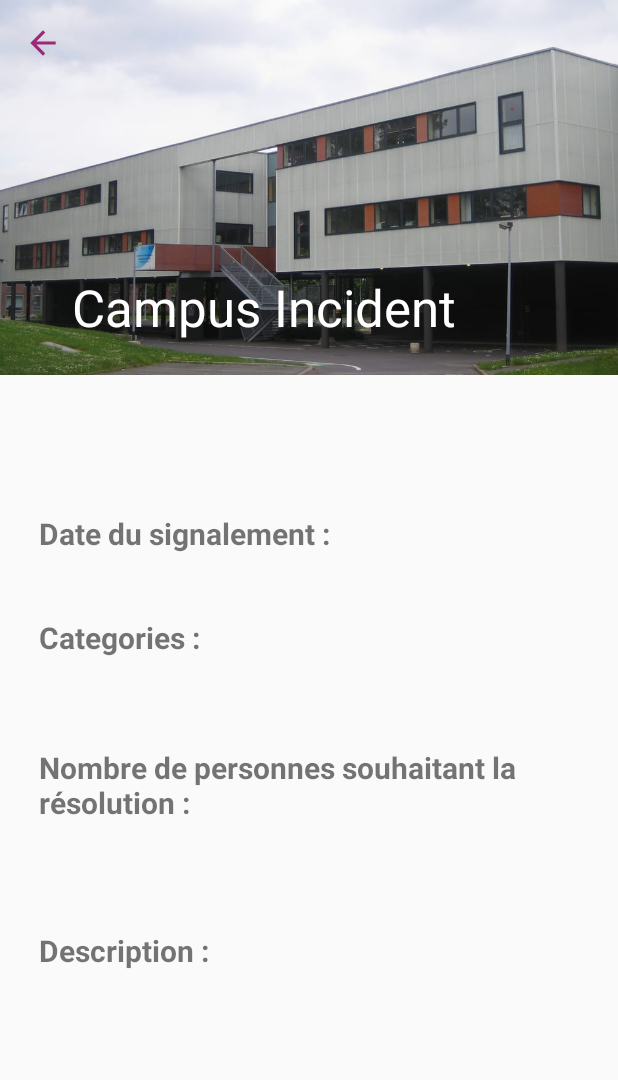
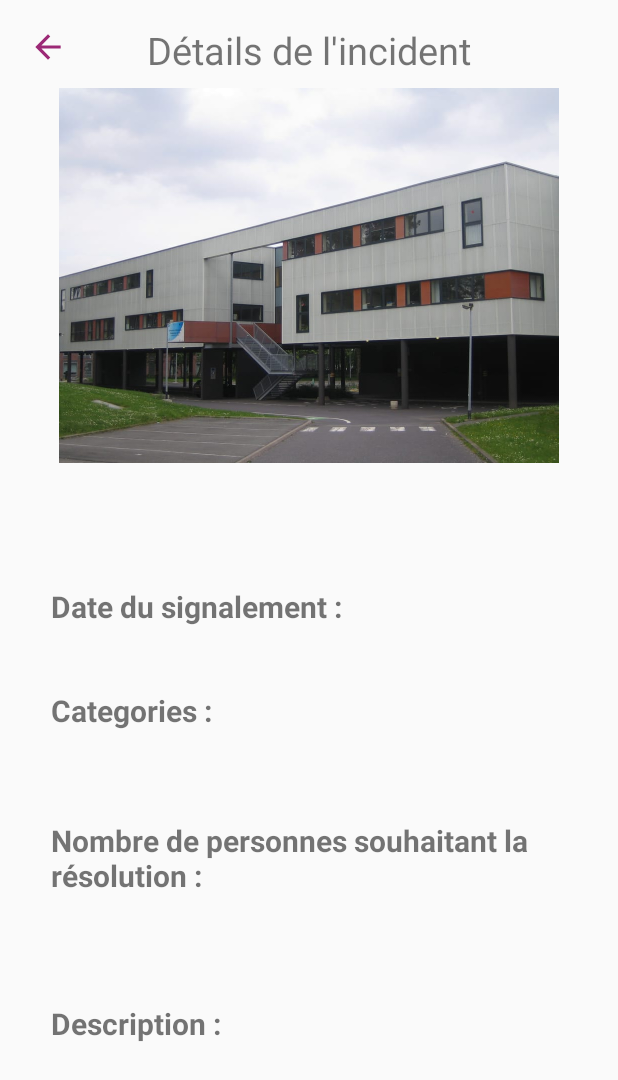
Before and after one commit to Serrulien/campus-incidents, an Android app: the DetailsActivity screen opened directly, with no data from a screen before it, on a phone screen of 412 x 824 dp. Shown: the top 1080 px of the screen. Run offline under Robolectric (Android 15) with nearby library versions, the phone set to English and light mode, and no system bars.

Commit message:
Feature : Update activity details user interface

```diff
--- a/campusincident/app/src/main/java/fil/eservices/campusincident/presentation/DetailsActivity.java
+++ b/campusincident/app/src/main/java/fil/eservices/campusincident/presentation/DetailsActivity.java
@@ -1,30 +1,30 @@
 package fil.eservices.campusincident.presentation;
 
+import android.os.Bundle;
+import android.view.View;
+import android.widget.ImageButton;
 import androidx.appcompat.app.AppCompatActivity;
-import androidx.appcompat.widget.Toolbar;
-
-import android.os.Bundle;
 import fil.eservices.campusincident.R;
 
-import java.util.Objects;
+public class DetailsActivity extends AppCompatActivity {
 
-public class DetailsActivity extends AppCompatActivity {
+    private ImageButton backButton;
 
     @Override
     protected void onCreate(Bundle savedInstanceState) {
         super.onCreate(savedInstanceState);
         setContentView(R.layout.activity_detail_incident);
-        Toolbar toolbar = (Toolbar) findViewById(R.id.toolbar_details);
-        setSupportActionBar(toolbar);
-        Objects.requireNonNull(getSupportActionBar()).setDisplayHomeAsUpEnabled(true);
-        getSupportActionBar().setDisplayShowHomeEnabled(true);
-        toolbar.setTitle(getString(R.string.app_name));
-        toolbar.setNavigationIcon(R.drawable.back_arrow_dark);
+        backButton();
+
     }
 
-    @Override
-    public boolean onSupportNavigateUp() {
-        onBackPressed();
-        return true;
+    private void backButton(){
+        backButton = findViewById(R.id.button_back_details_incident);
+        backButton.setOnClickListener(new View.OnClickListener() {
+            @Override
+            public void onClick(View view) {
+                finish();
+            }
+        });
     }
 }
--- a/campusincident/app/src/main/res/layout/activity_detail_incident.xml
+++ b/campusincident/app/src/main/res/layout/activity_detail_incident.xml
@@ -1,88 +1,89 @@
 <?xml version="1.0" encoding="utf-8"?>
-<androidx.coordinatorlayout.widget.CoordinatorLayout
-
+<LinearLayout
         xmlns:android="http://schemas.android.com/apk/res/android"
         xmlns:app="http://schemas.android.com/apk/res-auto"
         xmlns:tools="http://schemas.android.com/tools"
-    android:id="@+id/coordinatorLayout_content_details"
+        android:id="@+id/activity_new_housing"
         android:layout_width="match_parent"
         android:layout_height="match_parent"
-    android:fitsSystemWindows="true"
+        android:orientation="vertical"
         tools:context=".presentation.DetailsActivity">
 
 
-    <com.google.android.material.appbar.AppBarLayout
-            android:id="@+id/appbar"
+    <LinearLayout
             android:layout_width="match_parent"
-            android:layout_height="250dp"
-            android:theme="@style/ThemeOverlay.AppCompat.Dark.ActionBar"
-            android:fitsSystemWindows="true">
+            android:layout_height="wrap_content"
+            android:layout_gravity="center"
+            android:layout_marginTop="16dp"
+            android:orientation="horizontal">
+        <ImageButton
+                android:id="@+id/button_back_details_incident"
+                android:layout_width="64dp"
+                android:layout_height="30dp"
+                android:background="#00FFFFFF"
+                app:layout_constraintStart_toStartOf="parent"
+                app:srcCompat="@drawable/back_arrow_dark"
+                tools:ignore="VectorDrawableCompat"/>
+        <TextView
+                android:id="@+id/name_trip_details_incident"
+                android:layout_marginEnd="64dp"
+                android:layout_width="match_parent"
+                android:layout_height="wrap_content"
+                android:gravity="center"
+                android:text="@string/incident_details_title"
+                android:textSize="25sp">
+        </TextView>
 
-        <com.google.android.material.appbar.CollapsingToolbarLayout
 
-                android:id="@+id/collapsing_toolbar"
+    </LinearLayout>
+    <LinearLayout
+            android:id="@+id/LinearLayout_progress_bar_details_incident"
             android:layout_width="match_parent"
             android:layout_height="match_parent"
-                app:layout_scrollFlags="scroll|exitUntilCollapsed"
-                android:fitsSystemWindows="true"
-                app:contentScrim="?attr/colorPrimary"
-                app:expandedTitleMarginStart="48dp"
-                app:expandedTitleMarginEnd="64dp">
+            android:orientation="vertical"
+            android:gravity="center"
+            android:visibility="gone"
+    >
+        <ProgressBar
+                android:id="@+id/progress_bar_details_incident"
+                style="?android:attr/progressBarStyle"
+                android:layout_width="50dp"
+                android:layout_height="50dp"
+                android:layout_marginTop="10dp"
+                android:layout_marginBottom="10dp"
+        />
+    </LinearLayout>
+    <ScrollView
 
-            <androidx.appcompat.widget.Toolbar
-                    android:id="@+id/toolbar_details"
             android:layout_width="match_parent"
-                    android:layout_height="?attr/actionBarSize"
-                    app:layout_scrollFlags="scroll|enterAlways"
+            android:layout_height="match_parent" >
+        <LinearLayout
+                android:id="@+id/LinearLayout_new_incident"
+                android:layout_width="match_parent"
+                android:layout_height="match_parent"
+                android:gravity="center_horizontal"
+                android:orientation="vertical"
+                tools:context=".presentation.DetailsActivity">
 
-                android:background="@color/colorUnivLille"
-                android:minHeight="?attr/actionBarSize"
-                app:theme="@style/ThemeOverlay.AppCompat.Dark"
-                app:navigationIcon="?attr/homeAsUpIndicator"
-            />
-
-            <ImageView
-                    android:id="@+id/photoIncident"
-                    app:layout_scrollFlags="scroll|enterAlways|enterAlwaysCollapsed"
-                    android:layout_width="wrap_content"
-                    android:layout_height="match_parent"
-                    android:scaleType="centerCrop"
-                    app:layout_collapseMode="parallax"
-                    android:minHeight="100dp"
-                    android:contentDescription="@string/photo_description"
-                    android:src="@mipmap/cristal">
-
-                </ImageView>
-
-            <ImageView
-                android:id="@+id/details_arrow_forward"
+            <LinearLayout
                     android:layout_width="wrap_content"
                     android:layout_height="wrap_content"
-                android:layout_marginTop="16dp"
-                android:layout_marginLeft="16dp"
+                    android:orientation="vertical"
+                    android:layout_gravity="center"
+                    android:layout_marginTop="8dp"
+                    tools:context=".presentation.ReportActivity">
 
-                android:gravity="center"
-                android:textSize="13sp"
-                android:textStyle="bold"
-                app:layout_constraintEnd_toEndOf="parent"
-                app:layout_constraintTop_toTopOf="parent"
-                app:layout_constraintVertical_chainStyle="packed"
-                android:src="@drawable/back_arrow_dark" />
+                <com.google.android.material.imageview.ShapeableImageView
+                        android:id="@+id/shapeableImageView"
+                        android:layout_width="350dp"
+                        android:layout_height="250dp"
+                        android:src="@mipmap/cristal"
+                        android:layout_gravity="center">
 
-        </com.google.android.material.appbar.CollapsingToolbarLayout>
+                </com.google.android.material.imageview.ShapeableImageView>
 
-    </com.google.android.material.appbar.AppBarLayout>
 
-    <androidx.core.widget.NestedScrollView
-
-            android:layout_width="match_parent"
-            android:layout_height="match_parent"
-            app:layout_behavior="@string/appbar_scrolling_view_behavior">
-
-        <androidx.constraintlayout.widget.ConstraintLayout
-                android:layout_width="match_parent"
-                android:layout_height="match_parent"
-                android:layout_margin="10dp">
+            </LinearLayout>
 
 
             <TextView
@@ -93,134 +94,87 @@
                     android:layout_marginTop="16dp"
                     android:layout_marginRight="16dp"
                     android:textSize="24sp"
-                    android:textStyle="bold"
-                    app:layout_constraintHorizontal_bias="0.0"
-                    app:layout_constraintLeft_toLeftOf="parent"
-                    app:layout_constraintRight_toRightOf="parent"
-                    app:layout_constraintTop_toTopOf="parent" />
+                    android:textStyle="bold"/>
 
             <TextView
                     android:id="@+id/incident_date_text"
                     android:layout_width="363dp"
                     android:layout_height="wrap_content"
-                    android:layout_marginLeft="16dp"
                     android:layout_marginTop="8dp"
-                    android:layout_marginRight="16dp"
                     android:text="@string/incident_date_text"
                     android:textSize="20sp"
                     android:textStyle="bold"
-                    app:layout_constraintHorizontal_bias="0.0"
-                    app:layout_constraintLeft_toLeftOf="parent"
-                    app:layout_constraintRight_toRightOf="parent"
-                    app:layout_constraintTop_toBottomOf="@+id/incident_name" />
+                    android:layout_marginStart="10dp"/>
 
             <TextView
                     android:id="@+id/incident_date"
                     android:layout_width="0dp"
                     android:layout_height="wrap_content"
-                    android:layout_marginLeft="16dp"
                     android:layout_marginTop="1dp"
-                    android:layout_marginRight="16dp"
                     android:textSize="18sp"
                     android:textStyle="bold"
-                    app:layout_constraintLeft_toLeftOf="parent"
-                    app:layout_constraintRight_toRightOf="parent"
-                    app:layout_constraintTop_toBottomOf="@+id/incident_date_text" />
+                    android:layout_marginStart="10dp"/>
 
 
             <TextView
                     android:id="@+id/incident_category_text"
                     android:layout_width="363dp"
                     android:layout_height="wrap_content"
-                    android:layout_marginLeft="16dp"
                     android:layout_marginTop="16dp"
-                    android:layout_marginRight="16dp"
                     android:textStyle="bold"
                     android:textSize="20sp"
                     android:text="@string/incident_category_text"
-                    app:layout_constraintHorizontal_bias="0.0"
-                    app:layout_constraintLeft_toLeftOf="parent"
-                    app:layout_constraintRight_toRightOf="parent"
-                    app:layout_constraintTop_toBottomOf="@+id/incident_date" />
+                    android:layout_marginStart="10dp"/>
 
 
             <TextView
                     android:id="@+id/incident_category"
                     android:layout_width="363dp"
                     android:layout_height="wrap_content"
-                    android:layout_marginLeft="16dp"
                     android:layout_marginTop="16dp"
-                    android:layout_marginRight="16dp"
                     android:textStyle="bold"
                     android:textSize="20sp"
-                    app:layout_constraintHorizontal_bias="0.0"
-                    app:layout_constraintLeft_toLeftOf="parent"
-                    app:layout_constraintRight_toRightOf="parent"
-                    app:layout_constraintTop_toBottomOf="@+id/incident_category_text" />
+                    android:layout_marginStart="10dp"/>
 
 
             <TextView
                     android:id="@+id/nombre_evaluation_text"
                     android:layout_width="363dp"
                     android:layout_height="wrap_content"
-                    android:layout_marginLeft="16dp"
                     android:layout_marginTop="16dp"
-                    android:layout_marginRight="16dp"
                     android:textStyle="bold"
                     android:textSize="20sp"
                     android:text="@string/nombre_evaluation_text"
-                    app:layout_constraintHorizontal_bias="0.0"
-                    app:layout_constraintLeft_toLeftOf="parent"
-                    app:layout_constraintRight_toRightOf="parent"
-                    app:layout_constraintTop_toBottomOf="@+id/incident_category" />
+                    android:layout_marginStart="10dp"/>
 
             <TextView
                     android:id="@+id/nombre_evaluation"
                     android:layout_width="141dp"
                     android:layout_height="45dp"
-                    android:layout_marginLeft="16dp"
                     android:layout_marginTop="10dp"
-                    android:layout_marginRight="16dp"
                     android:textStyle="bold"
                     android:textSize="18sp"
-                    app:layout_constraintHorizontal_bias="0.0"
-                    app:layout_constraintLeft_toLeftOf="parent"
-                    app:layout_constraintRight_toRightOf="parent"
-                    app:layout_constraintTop_toBottomOf="@+id/nombre_evaluation_text" />
+                    android:layout_marginStart="10dp"/>
 
 
             <TextView
                     android:id="@+id/incident_description_text"
                     android:layout_width="363dp"
                     android:layout_height="40dp"
-                    android:layout_marginLeft="16dp"
                     android:layout_marginTop="16dp"
-                    android:layout_marginRight="16dp"
                     android:textSize="20sp"
                     android:textStyle="bold"
                     android:text="@string/incident_description_text"
-                    app:layout_constraintHorizontal_bias="0.0"
-                    app:layout_constraintLeft_toLeftOf="parent"
-                    app:layout_constraintRight_toRightOf="parent"
-                    app:layout_constraintTop_toBottomOf="@+id/nombre_evaluation" />
+                    android:layout_marginStart="10dp"/>
 
             <TextView
                     android:id="@+id/incident_description"
                     android:layout_width="match_parent"
                     android:layout_height="wrap_content"
-                    android:layout_marginEnd="16dp"
-                    android:layout_marginLeft="16dp"
-                    android:layout_marginRight="16dp"
-                    android:layout_marginStart="16dp"
+                    android:layout_marginStart="10dp"
                     android:layout_marginTop="20dp"
-                    android:textSize="20sp"
-                    app:layout_constraintHorizontal_bias="0.0"
-                    app:layout_constraintLeft_toLeftOf="parent"
-                    app:layout_constraintRight_toRightOf="parent"
-                    app:layout_constraintTop_toBottomOf="@+id/incident_description_text" />
+                    android:textSize="20sp"/>
 
-
-        </androidx.constraintlayout.widget.ConstraintLayout>
-    </androidx.core.widget.NestedScrollView>
-
-</androidx.coordinatorlayout.widget.CoordinatorLayout>
+        </LinearLayout>
+    </ScrollView>
+</LinearLayout>
--- a/campusincident/app/src/main/res/layout/activity_notifications.xml
+++ b/campusincident/app/src/main/res/layout/activity_notifications.xml
@@ -17,7 +17,7 @@
         app:titleTextColor="@color/colorSplashText"/>
 
     <ProgressBar
-        android:id="@+id/progress_bar"
+        android:id="@+id/progress_bar_notifications"
         style="@style/ProgressBarStyle"
         android:layout_width="40dp"
         android:layout_height="40dp"
```
Lines whose indentation alone changed are shown as unchanged.
